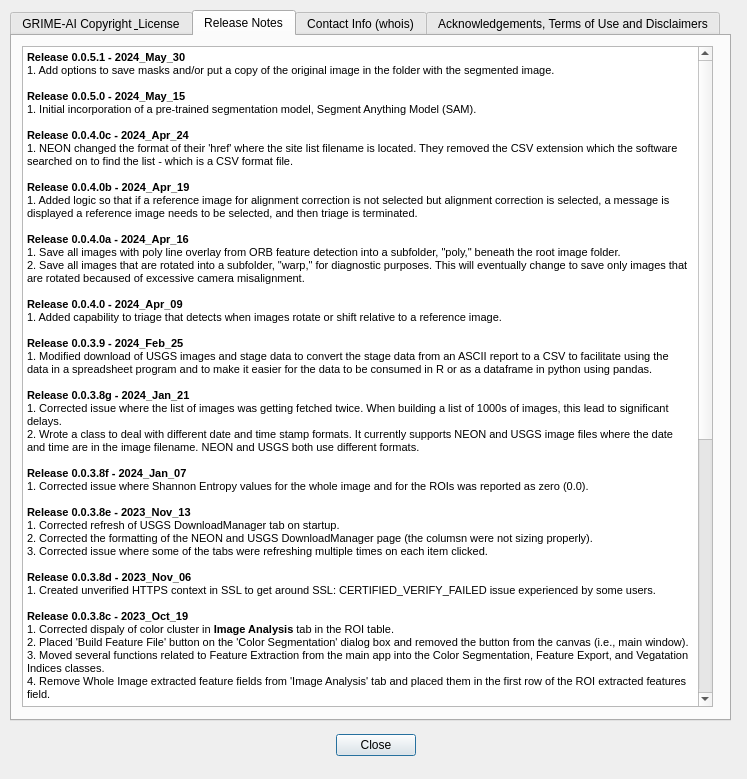
This is QDialog_ReleaseNotes.ui in JohnStranzl/GRIME-AI as Qt 5 draws it before an edit. The edited form follows.
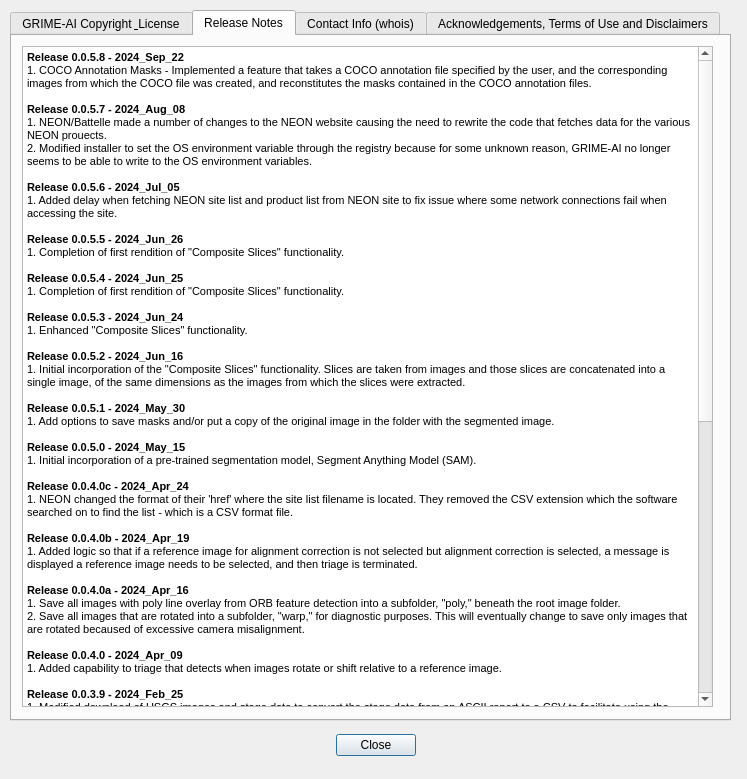
This is the edited form.

The edit to the form file:
```diff
--- a/QDialog_ReleaseNotes.ui
+++ b/QDialog_ReleaseNotes.ui
@@ -92,6 +92,25 @@
 &lt;html&gt;&lt;head&gt;&lt;meta name=&quot;qrichtext&quot; content=&quot;1&quot; /&gt;&lt;style type=&quot;text/css&quot;&gt;
 p, li { white-space: pre-wrap; }
 &lt;/style&gt;&lt;/head&gt;&lt;body style=&quot; font-family:'MS Shell Dlg 2'; font-size:7.8pt; font-weight:400; font-style:normal;&quot;&gt;
+&lt;p style=&quot; margin-top:0px; margin-bottom:0px; margin-left:0px; margin-right:0px; -qt-block-indent:0; text-indent:0px;&quot;&gt;&lt;span style=&quot; font-family:'MS Shell Dlg 2','sans-serif'; font-size:8.25pt; font-weight:600;&quot;&gt;Release 0.0.5.8 - 2024_Sep_22&lt;/span&gt;&lt;/p&gt;
+&lt;p style=&quot; margin-top:0px; margin-bottom:0px; margin-left:0px; margin-right:0px; -qt-block-indent:0; text-indent:0px;&quot;&gt;&lt;span style=&quot; font-family:'MS Shell Dlg 2','sans-serif'; font-size:8.5pt;&quot;&gt;1. COCO Annotation Masks - Implemented a feature that takes a COCO annotation file specified by the user, and the corresponding images from which the COCO file was created, and reconstitutes the masks contained in the COCO annotation files.&lt;br /&gt;&lt;br /&gt;&lt;/span&gt;&lt;span style=&quot; font-family:'MS Shell Dlg 2','sans-serif'; font-size:8.25pt; font-weight:600;&quot;&gt;Release 0.0.5.7 - 2024_Aug_08&lt;/span&gt;&lt;/p&gt;
+&lt;p style=&quot; margin-top:0px; margin-bottom:0px; margin-left:0px; margin-right:0px; -qt-block-indent:0; text-indent:0px;&quot;&gt;&lt;span style=&quot; font-family:'MS Shell Dlg 2','sans-serif'; font-size:8.5pt;&quot;&gt;1. NEON/Battelle made a number of changes to the NEON website causing the need to rewrite the code that fetches data for the various NEON prouects.&lt;br /&gt;2. Modified installer to set the OS environment variable through the registry because for some unknown reason, GRIME-AI no longer seems to be able to write to the OS environment variables.&lt;/span&gt;&lt;/p&gt;
+&lt;p style=&quot;-qt-paragraph-type:empty; margin-top:0px; margin-bottom:0px; margin-left:0px; margin-right:0px; -qt-block-indent:0; text-indent:0px; font-family:'MS Shell Dlg 2','sans-serif'; font-size:8.5pt;&quot;&gt;&lt;br /&gt;&lt;/p&gt;
+&lt;p style=&quot; margin-top:0px; margin-bottom:0px; margin-left:0px; margin-right:0px; -qt-block-indent:0; text-indent:0px;&quot;&gt;&lt;span style=&quot; font-family:'MS Shell Dlg 2','sans-serif'; font-size:8.25pt; font-weight:600;&quot;&gt;Release 0.0.5.6 - 2024_Jul_05&lt;/span&gt;&lt;/p&gt;
+&lt;p style=&quot; margin-top:0px; margin-bottom:0px; margin-left:0px; margin-right:0px; -qt-block-indent:0; text-indent:0px;&quot;&gt;&lt;span style=&quot; font-family:'MS Shell Dlg 2','sans-serif'; font-size:8.5pt;&quot;&gt;1. Added delay when fetching NEON site list and product list from NEON site to fix issue where some network connections fail when accessing the site.&lt;/span&gt;&lt;/p&gt;
+&lt;p style=&quot;-qt-paragraph-type:empty; margin-top:0px; margin-bottom:0px; margin-left:0px; margin-right:0px; -qt-block-indent:0; text-indent:0px; font-family:'MS Shell Dlg 2','sans-serif'; font-size:8.5pt;&quot;&gt;&lt;br /&gt;&lt;/p&gt;
+&lt;p style=&quot; margin-top:0px; margin-bottom:0px; margin-left:0px; margin-right:0px; -qt-block-indent:0; text-indent:0px;&quot;&gt;&lt;span style=&quot; font-family:'MS Shell Dlg 2','sans-serif'; font-size:8.25pt; font-weight:600;&quot;&gt;Release 0.0.5.5 - 2024_Jun_26&lt;/span&gt;&lt;/p&gt;
+&lt;p style=&quot; margin-top:0px; margin-bottom:0px; margin-left:0px; margin-right:0px; -qt-block-indent:0; text-indent:0px;&quot;&gt;&lt;span style=&quot; font-family:'MS Shell Dlg 2','sans-serif'; font-size:8.5pt;&quot;&gt;1. Completion of first rendition of &amp;quot;Composite Slices&amp;quot; functionality.&lt;/span&gt;&lt;/p&gt;
+&lt;p style=&quot;-qt-paragraph-type:empty; margin-top:0px; margin-bottom:0px; margin-left:0px; margin-right:0px; -qt-block-indent:0; text-indent:0px; font-family:'MS Shell Dlg 2','sans-serif'; font-size:8.5pt;&quot;&gt;&lt;br /&gt;&lt;/p&gt;
+&lt;p style=&quot; margin-top:0px; margin-bottom:0px; margin-left:0px; margin-right:0px; -qt-block-indent:0; text-indent:0px;&quot;&gt;&lt;span style=&quot; font-family:'MS Shell Dlg 2','sans-serif'; font-size:8.25pt; font-weight:600;&quot;&gt;Release 0.0.5.4 - 2024_Jun_25&lt;/span&gt;&lt;/p&gt;
+&lt;p style=&quot; margin-top:0px; margin-bottom:0px; margin-left:0px; margin-right:0px; -qt-block-indent:0; text-indent:0px;&quot;&gt;&lt;span style=&quot; font-family:'MS Shell Dlg 2','sans-serif'; font-size:8.5pt;&quot;&gt;1. Completion of first rendition of &amp;quot;Composite Slices&amp;quot; functionality.&lt;/span&gt;&lt;/p&gt;
+&lt;p style=&quot;-qt-paragraph-type:empty; margin-top:0px; margin-bottom:0px; margin-left:0px; margin-right:0px; -qt-block-indent:0; text-indent:0px; font-family:'MS Shell Dlg 2','sans-serif'; font-size:8.5pt;&quot;&gt;&lt;br /&gt;&lt;/p&gt;
+&lt;p style=&quot; margin-top:0px; margin-bottom:0px; margin-left:0px; margin-right:0px; -qt-block-indent:0; text-indent:0px;&quot;&gt;&lt;span style=&quot; font-family:'MS Shell Dlg 2','sans-serif'; font-size:8.25pt; font-weight:600;&quot;&gt;Release 0.0.5.3 - 2024_Jun_24&lt;/span&gt;&lt;/p&gt;
+&lt;p style=&quot; margin-top:0px; margin-bottom:0px; margin-left:0px; margin-right:0px; -qt-block-indent:0; text-indent:0px;&quot;&gt;&lt;span style=&quot; font-family:'MS Shell Dlg 2','sans-serif'; font-size:8.5pt;&quot;&gt;1. Enhanced &amp;quot;Composite Slices&amp;quot; functionality.&lt;/span&gt;&lt;/p&gt;
+&lt;p style=&quot;-qt-paragraph-type:empty; margin-top:0px; margin-bottom:0px; margin-left:0px; margin-right:0px; -qt-block-indent:0; text-indent:0px; font-family:'MS Shell Dlg 2','sans-serif'; font-size:8.5pt;&quot;&gt;&lt;br /&gt;&lt;/p&gt;
+&lt;p style=&quot; margin-top:0px; margin-bottom:0px; margin-left:0px; margin-right:0px; -qt-block-indent:0; text-indent:0px;&quot;&gt;&lt;span style=&quot; font-family:'MS Shell Dlg 2','sans-serif'; font-size:8.25pt; font-weight:600;&quot;&gt;Release 0.0.5.2 - 2024_Jun_16&lt;/span&gt;&lt;/p&gt;
+&lt;p style=&quot; margin-top:0px; margin-bottom:0px; margin-left:0px; margin-right:0px; -qt-block-indent:0; text-indent:0px;&quot;&gt;&lt;span style=&quot; font-family:'MS Shell Dlg 2','sans-serif'; font-size:8.5pt;&quot;&gt;1. Initial incorporation of the &amp;quot;Composite Slices&amp;quot; functionality. Slices are taken from images and those slices are concatenated into a single image, of the same dimensions as the images from which the slices were extracted.&lt;/span&gt;&lt;/p&gt;
+&lt;p style=&quot;-qt-paragraph-type:empty; margin-top:0px; margin-bottom:0px; margin-left:0px; margin-right:0px; -qt-block-indent:0; text-indent:0px; font-family:'MS Shell Dlg 2','sans-serif'; font-size:8.5pt;&quot;&gt;&lt;br /&gt;&lt;/p&gt;
 &lt;p style=&quot; margin-top:0px; margin-bottom:0px; margin-left:0px; margin-right:0px; -qt-block-indent:0; text-indent:0px;&quot;&gt;&lt;span style=&quot; font-family:'MS Shell Dlg 2','sans-serif'; font-size:8.25pt; font-weight:600;&quot;&gt;Release 0.0.5.1 - 2024_May_30&lt;/span&gt;&lt;/p&gt;
 &lt;p style=&quot; margin-top:0px; margin-bottom:0px; margin-left:0px; margin-right:0px; -qt-block-indent:0; text-indent:0px;&quot;&gt;&lt;span style=&quot; font-family:'MS Shell Dlg 2','sans-serif'; font-size:8.5pt;&quot;&gt;1. Add options to save masks and/or put a copy of the original image in the folder with the segmented image.&lt;/span&gt;&lt;/p&gt;
 &lt;p style=&quot;-qt-paragraph-type:empty; margin-top:0px; margin-bottom:0px; margin-left:0px; margin-right:0px; -qt-block-indent:0; text-indent:0px; font-family:'MS Shell Dlg 2','sans-serif'; font-size:8.5pt;&quot;&gt;&lt;br /&gt;&lt;/p&gt;
```
